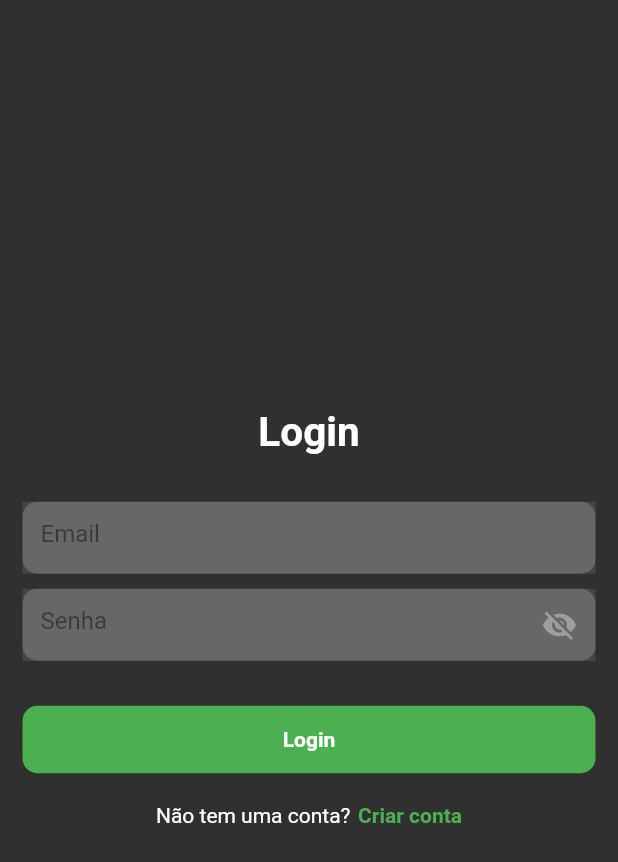
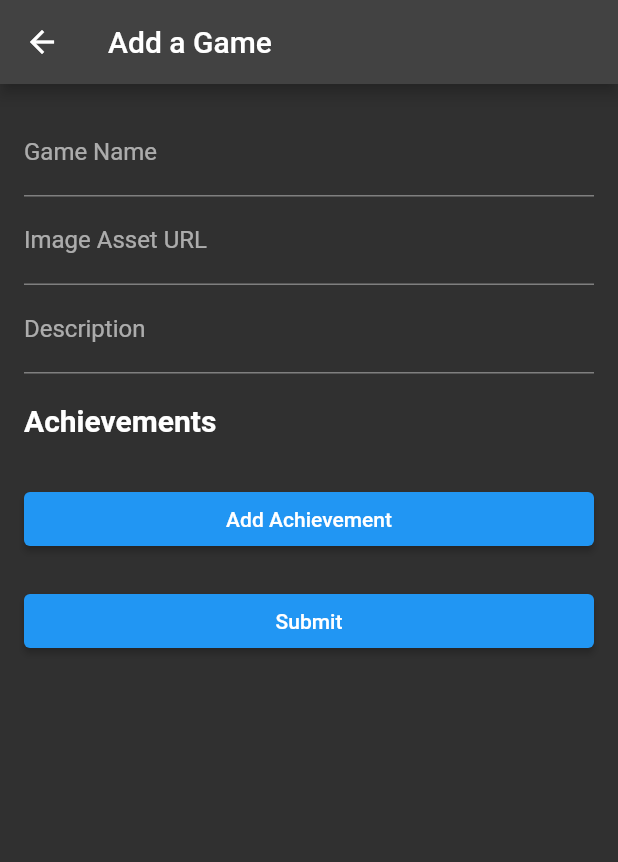
Before and after one commit to carlosManoelWendorff1/achivementsX, a Flutter app: the GameListPage screen opened by its route, item 3 of the bottom bar chosen, on a phone screen of 412 x 824 dp. Shown: the top 862 px of the screen. Run offline on Flutter 3.47's test engine with Material 2 defaults, Android fonts, the phone set to English and light mode, and no system bars; our stand-ins replace cloud_firestore, firebase_auth, firebase_core, firebase_storage; missing offline and left inert: dart:ffi; accounts and stored records are empty.

Commit message:
basic creation

```diff
--- a/lib/Models/achievments.dart
+++ b/lib/Models/achievments.dart
@@ -1,9 +1,23 @@
 import 'dart:ffi';
 
 class Achievement {
-  final String name;
-  final String description;
-  final bool status;
+    String name;
+    String description;
+    bool status;
 
   Achievement({required this.name, required this.description,required this.status});
+
+  setName(String newName){
+    name = newName;
+  }
+  setdescription(String newDescription){
+    description = newDescription;
+  }
+  setstatus(bool newStatus){
+    status = newStatus;
+  }
+  Achievement.defaultValues()
+      : name = '',
+        description = '',
+        status = false;
 }
--- a/lib/main.dart
+++ b/lib/main.dart
@@ -4,6 +4,7 @@ import 'package:x_axhievments/Models/achievments.dart';
 import 'package:x_axhievments/screens/profile_page.dart';
 import 'package:x_axhievments/screens/register_page.dart';
 import 'Models/game.dart';
+import 'screens/game_add_page.dart';
 import 'screens/game_list_page.dart';
 import 'screens/login_page.dart';
 import 'package:firebase_core/firebase_core.dart';
@@ -76,6 +77,7 @@ class _MyAppState extends State<MyApp> {
         '/': (context) => LoginPage(),
         '/login': (context) => LoginPage(),
         '/gameList': (context) => GameListPage(),
+        '/gameAdd': (context) => GameEntryScreen(),
         '/profile': (context) => ProfileScreen(),
         '/registration': (context) => SignUpPage()
         // Add more routes as needed
--- /dev/null
+++ b/lib/screens/game_add_page.dart
@@ -0,0 +1,150 @@
+import 'package:cloud_firestore/cloud_firestore.dart';
+import 'package:flutter/material.dart';
+import 'package:x_axhievments/Models/achievments.dart';
+
+import '../Models/game.dart';
+
+class GameEntryScreen extends StatefulWidget {
+  @override
+  _GameEntryScreenState createState() => _GameEntryScreenState();
+}
+
+class _GameEntryScreenState extends State<GameEntryScreen> {
+  final GlobalKey<FormState> _formKey = GlobalKey<FormState>();
+  final TextEditingController nameController = TextEditingController();
+  final TextEditingController imageAssetController = TextEditingController();
+  final TextEditingController descriptionController = TextEditingController();
+  List<Achievement> achievements = [];
+
+  @override
+  Widget build(BuildContext context) {
+    return Scaffold(
+      appBar: AppBar(
+        title: Text('Add a Game'),
+      ),
+      body: Form(
+        key: _formKey,
+        child: ListView(
+          padding: EdgeInsets.all(16.0),
+          children: <Widget>[
+            TextFormField(
+              controller: nameController,
+              decoration: InputDecoration(labelText: 'Game Name'),
+              validator: (value) {
+                if (value!.isEmpty) {
+                  return 'Please enter a game name';
+                }
+                return null;
+              },
+            ),
+            TextFormField(
+              controller: imageAssetController,
+              decoration: InputDecoration(labelText: 'Image Asset URL'),
+            ),
+            TextFormField(
+              controller: descriptionController,
+              decoration: InputDecoration(labelText: 'Description'),
+            ),
+            SizedBox(height: 20),
+            Text(
+              'Achievements',
+              style: TextStyle(fontSize: 20, fontWeight: FontWeight.bold),
+            ),
+            SizedBox(height: 10),
+            _buildAchievementFields(),
+            SizedBox(height: 20),
+            ElevatedButton(
+              onPressed: _addAchievement,
+              child: Text('Add Achievement'),
+            ),
+            SizedBox(height: 20),
+            ElevatedButton(
+              onPressed: _submitForm,
+              child: Text('Submit'),
+            ),
+          ],
+        ),
+      ),
+    );
+  }
+
+  Widget _buildAchievementFields() {
+    return Column(
+      children: List.generate(achievements.length, (index) {
+        return Column(
+          children: [
+            TextFormField(
+              decoration: InputDecoration(labelText: 'Achievement Name'),
+              onChanged: (value) => achievements[index].setName(value)
+            ),
+            TextFormField(
+              decoration: InputDecoration(labelText: 'Achievement Description'),
+              onChanged: (value) => achievements[index].setdescription(value),
+            ),
+            SwitchListTile(
+              title: Text('Achievement Status'),
+              value: achievements[index].status,
+              onChanged: (value) {
+                setState(() {
+                  achievements[index].setstatus(value);
+                });
+              },
+            ),
+            Divider(),
+          ],
+        );
+      }),
+    );
+  }
+
+  void _addAchievement() {
+    setState(() {
+      achievements.add(Achievement(name: '', description: '', status: false));
+    });
+  }
+
+  Future<void> _submitForm() async {
+    if (_formKey.currentState!.validate()) {
+      // Create a Game object with the filled data
+      Game newGame = Game(
+        name: nameController.text,
+        imageAsset: imageAssetController.text,
+        description: descriptionController.text,
+        achievements: achievements,
+      );
+
+      // Perform any action with the newGame object (e.g., save it to a database)
+      final CollectionReference gamesCollection = FirebaseFirestore.instance.collection('games');
+
+      try {
+      // Add the game to Firestore
+      await gamesCollection.add({
+        'name': newGame.name,
+        'imageAsset': newGame.imageAsset,
+        'description': newGame.description,
+        'achievements': newGame.achievements
+            .map((achievement) => {
+                  'name': achievement.name,
+                  'description': achievement.description,
+                  'status': achievement.status,
+                })
+            .toList(),
+      });
+
+      // Clear the form and navigate to the previous screen or perform any other action
+      _formKey.currentState!.reset();
+      nameController.clear();
+      imageAssetController.clear();
+      descriptionController.clear();
+      setState(() {
+        achievements.clear();
+      });
+    } catch (e) {
+      // Handle any errors here, such as displaying an error message
+      print('Error adding game to Firestore: $e');
+    }
+    }
+  }
+}
+
+void main() => runApp(MaterialApp(home: GameEntryScreen()));
--- a/lib/screens/game_list_page.dart
+++ b/lib/screens/game_list_page.dart
@@ -47,8 +47,11 @@ class GameListPage extends StatelessWidget {
         selectedItemColor: Colors.green,
         unselectedItemColor: Colors.grey,
         onTap: (int index) {
+          if (index == 3) {
+            Navigator.of(context).pushNamedAndRemoveUntil('/login', (route) => false);
+          }
           if (index == 2) {
-            Navigator.of(context).pushNamedAndRemoveUntil('/login', (route) => false);
+            Navigator.of(context).pushNamed('/gameAdd');
           }
           if (index == 0) {
             Navigator.of(context).pushNamed('/profile');
@@ -64,6 +67,10 @@ class GameListPage extends StatelessWidget {
             label: 'Home',
           ),
           BottomNavigationBarItem(
+            icon: Icon(Icons.add),
+            label: 'add game',
+          ),
+          BottomNavigationBarItem(
             icon: Icon(Icons.logout),
             label: 'logout',
           ),
```
